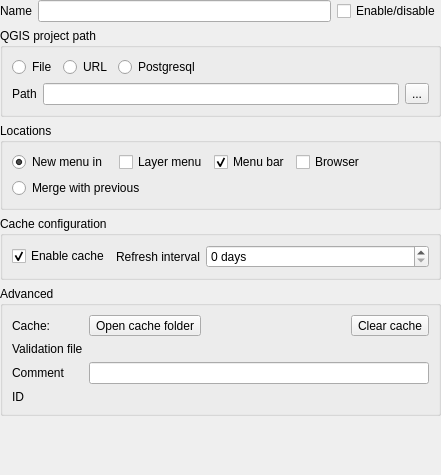
Above: launcher/portable_profile/profiles/portable/python/plugins/menu_from_project/ui/project_widget.ui from yamamoto-ryuzo/yr-qgis-launcher before the change. Below: the same form after it.
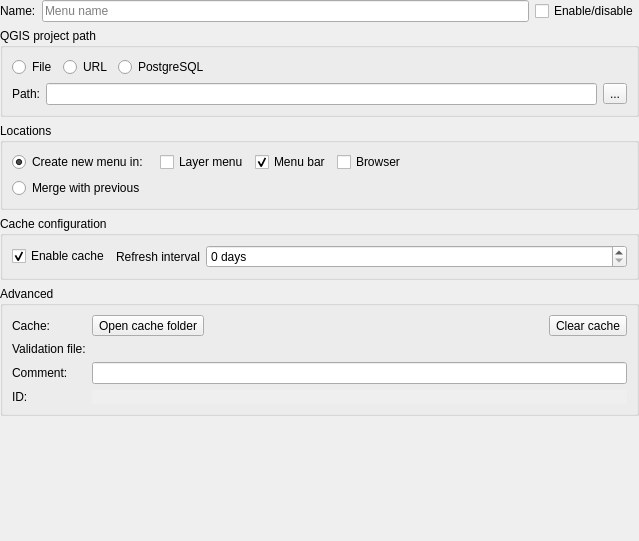
That is the form after the change. Custom widgets are drawn as their Qt base class.

What changed in the file:
```diff
--- a/launcher/portable_profile/profiles/portable/python/plugins/menu_from_project/ui/project_widget.ui
+++ b/launcher/portable_profile/profiles/portable/python/plugins/menu_from_project/ui/project_widget.ui
@@ -6,8 +6,8 @@
    <rect>
     <x>0</x>
     <y>0</y>
-    <width>441</width>
-    <height>475</height>
+    <width>639</width>
+    <height>541</height>
    </rect>
   </property>
   <property name="windowTitle">
@@ -57,7 +57,7 @@
          </sizepolicy>
         </property>
         <property name="text">
-         <string>Path</string>
+         <string>Path:</string>
         </property>
        </widget>
       </item>
@@ -90,7 +90,7 @@
         <item>
          <widget class="QRadioButton" name="postgresqlRadioButton">
           <property name="text">
-           <string>Postgresql</string>
+           <string>PostgreSQL</string>
           </property>
          </widget>
         </item>
@@ -117,6 +117,12 @@
      <property name="text">
       <string/>
      </property>
+     <property name="placeholderText">
+      <string>Menu name</string>
+     </property>
+     <property name="clearButtonEnabled">
+      <bool>true</bool>
+     </property>
     </widget>
    </item>
    <item row="3" column="0" colspan="3">
@@ -180,7 +186,7 @@
       </sizepolicy>
      </property>
      <property name="text">
-      <string>Name</string>
+      <string>Name:</string>
      </property>
     </widget>
    </item>
@@ -196,7 +202,7 @@
       <item row="4" column="0">
        <widget class="QLabel" name="label_4">
         <property name="text">
-         <string>Validation file</string>
+         <string>Validation file:</string>
         </property>
        </widget>
       </item>
@@ -229,7 +235,7 @@
          </sizepolicy>
         </property>
         <property name="text">
-         <string>ID</string>
+         <string>ID:</string>
         </property>
        </widget>
       </item>
@@ -244,9 +250,27 @@
        <widget class="QgsFileWidget" name="validationFileLineEdit"/>
       </item>
       <item row="6" column="1" colspan="3">
-       <widget class="QLabel" name="idLineEdit">
+       <widget class="QLabel" name="lbl_cache_id_display">
+        <property name="cursor">
+         <cursorShape>IBeamCursor</cursorShape>
+        </property>
+        <property name="toolTip">
+         <string>Unique identifier autogenerated to identify this project configuration.</string>
+        </property>
+        <property name="statusTip">
+         <string notr="true"/>
+        </property>
+        <property name="autoFillBackground">
+         <bool>true</bool>
+        </property>
         <property name="text">
-         <string>&lt;id&gt;</string>
+         <string notr="true">&lt;id&gt;</string>
+        </property>
+        <property name="scaledContents">
+         <bool>true</bool>
+        </property>
+        <property name="textInteractionFlags">
+         <set>Qt::TextSelectableByMouse</set>
         </property>
        </widget>
       </item>
@@ -260,12 +284,19 @@
       <item row="5" column="0">
        <widget class="QLabel" name="label_comment">
         <property name="text">
-         <string>Comment</string>
+         <string>Comment:</string>
         </property>
        </widget>
       </item>
       <item row="5" column="1" colspan="3">
-       <widget class="QLineEdit" name="lne_comment"/>
+       <widget class="QLineEdit" name="lne_comment">
+        <property name="toolTip">
+         <string>Short description not visible to end-users. Useful to share information between configuration editors.</string>
+        </property>
+        <property name="placeholderText">
+         <string/>
+        </property>
+       </widget>
       </item>
      </layout>
     </widget>
@@ -309,7 +340,7 @@
       <item row="0" column="0">
        <widget class="QRadioButton" name="newMenuRadioButton">
         <property name="text">
-         <string>New menu in</string>
+         <string>Create new menu in:</string>
         </property>
         <property name="checked">
          <bool>true</bool>
```
Left out of the diff: 75 changed lines with no effect on the pictures.
